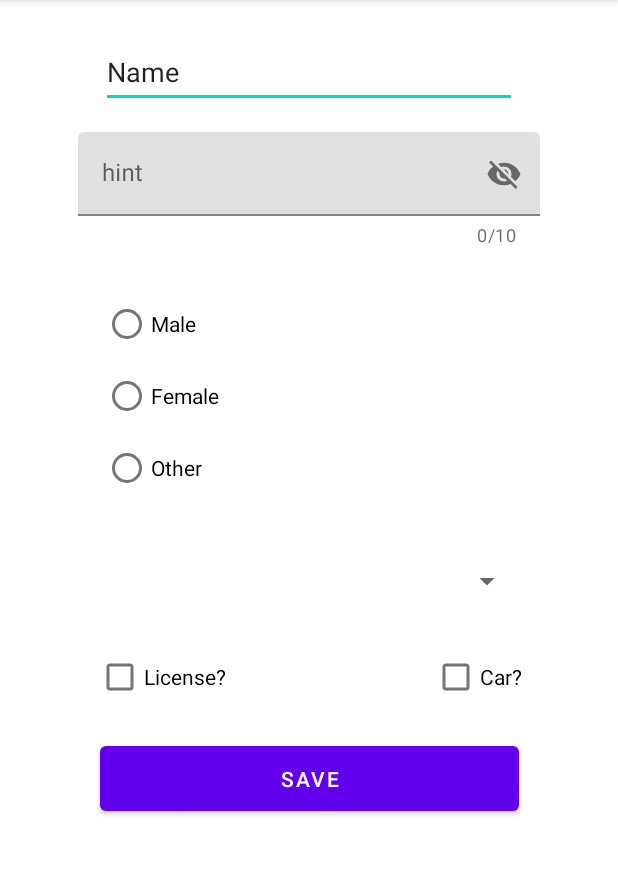
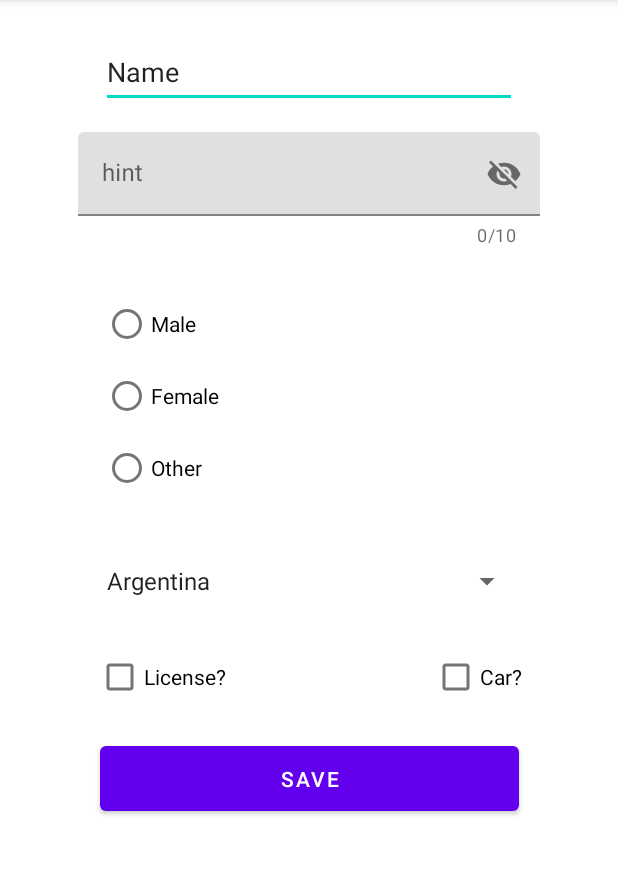
Before and after one commit to luischang/Semana06Fragments202302, an Android app: the fragment RegistroFragment shown on its own in the app's theme, on a phone screen of 412 x 824 dp, the part 84-959 px from its top. Run offline under Robolectric (Android 15) with nearby library versions, the phone set to English and light mode, and no system bars.

```diff
--- a/app/src/main/java/com/example/semana06fragments/ui/fragments/RegistroFragment.kt
+++ b/app/src/main/java/com/example/semana06fragments/ui/fragments/RegistroFragment.kt
@@ -5,6 +5,15 @@ import androidx.fragment.app.Fragment
 import android.view.LayoutInflater
 import android.view.View
 import android.view.ViewGroup
+import android.widget.AdapterView
+import android.widget.ArrayAdapter
+import android.widget.Button
+import android.widget.CheckBox
+import android.widget.EditText
+import android.widget.RadioButton
+import android.widget.RadioGroup
+import android.widget.Spinner
+import android.widget.Toast
 import com.example.semana06fragments.R
 
 class RegistroFragment : Fragment() {
@@ -13,6 +22,51 @@ class RegistroFragment : Fragment() {
         savedInstanceState: Bundle?
     ): View? {
         // Inflate the layout for this fragment
-        return inflater.inflate(R.layout.fragment_registro, container, false)
+        var view: View = inflater.inflate(R.layout.fragment_registro, container, false)
+
+        val btnSave: Button = view.findViewById(R.id.btnSave)
+        val etFullName: EditText = view.findViewById(R.id.etFullName)
+        val etEmail: EditText = view.findViewById(R.id.etEmail)
+        val spCountry: Spinner = view.findViewById(R.id.spnCountry)
+        val rgGender: RadioGroup = view.findViewById(R.id.rgGender)
+        val chkLicense: CheckBox = view.findViewById(R.id.chkLicense)
+        val chkCar: CheckBox = view.findViewById(R.id.chkCar)
+
+        ArrayAdapter.createFromResource(requireContext(),
+            R.array.country_array,
+            android.R.layout.simple_spinner_item).also{
+                adapter -> adapter
+                    .setDropDownViewResource(
+                        android.R.layout.simple_spinner_dropdown_item)
+                spCountry.adapter = adapter
+        }
+
+        var spCountryValue = ""
+
+        spCountry.onItemSelectedListener = object: AdapterView.OnItemSelectedListener{
+            override fun onItemSelected(parent: AdapterView<*>?, p1: View?, position: Int, p3: Long) {
+                spCountryValue = parent?.getItemAtPosition(position).toString()
+            }
+
+            override fun onNothingSelected(p0: AdapterView<*>?) {
+                TODO("Not yet implemented")
+            }
+        }
+
+        btnSave.setOnClickListener{
+            var fullNameValue = etFullName.text.toString()
+            var emailValue = etEmail.text.toString()
+            var intSelectedButton = rgGender!!.checkedRadioButtonId
+            var rbtSelected: RadioButton = view.findViewById(intSelectedButton)
+            var genderValue = rbtSelected.text
+
+            var allValues = "Full Name: $fullNameValue \nEmail: $emailValue \nGender: $genderValue"
+                            " \nCountry: $spCountryValue \nLicense: ${chkLicense.isChecked}"
+                            " \nCar: ${chkCar.isChecked}"
+
+            Toast.makeText(requireContext(),allValues,Toast.LENGTH_LONG).show()
+        }
+
+        return view
     }
 }
--- a/app/src/main/res/values/strings.xml
+++ b/app/src/main/res/values/strings.xml
@@ -19,4 +19,18 @@
     <string name="valchklicense">License?</string>
     <string name="valchkcar">Car?</string>
     <string name="valbtnsave">SAVE</string>
+
+    <string-array name="country_array">
+        <item>Argentina</item>
+        <item>Brasil</item>
+        <item>Colombia</item>
+        <item>Uruguay</item>
+        <item>Ecuador</item>
+        <item>Venezuela</item>
+        <item>Chile</item>
+        <item>Peru</item>
+        <item>Bolivia</item>
+    </string-array>
+
+
 </resources>
```
